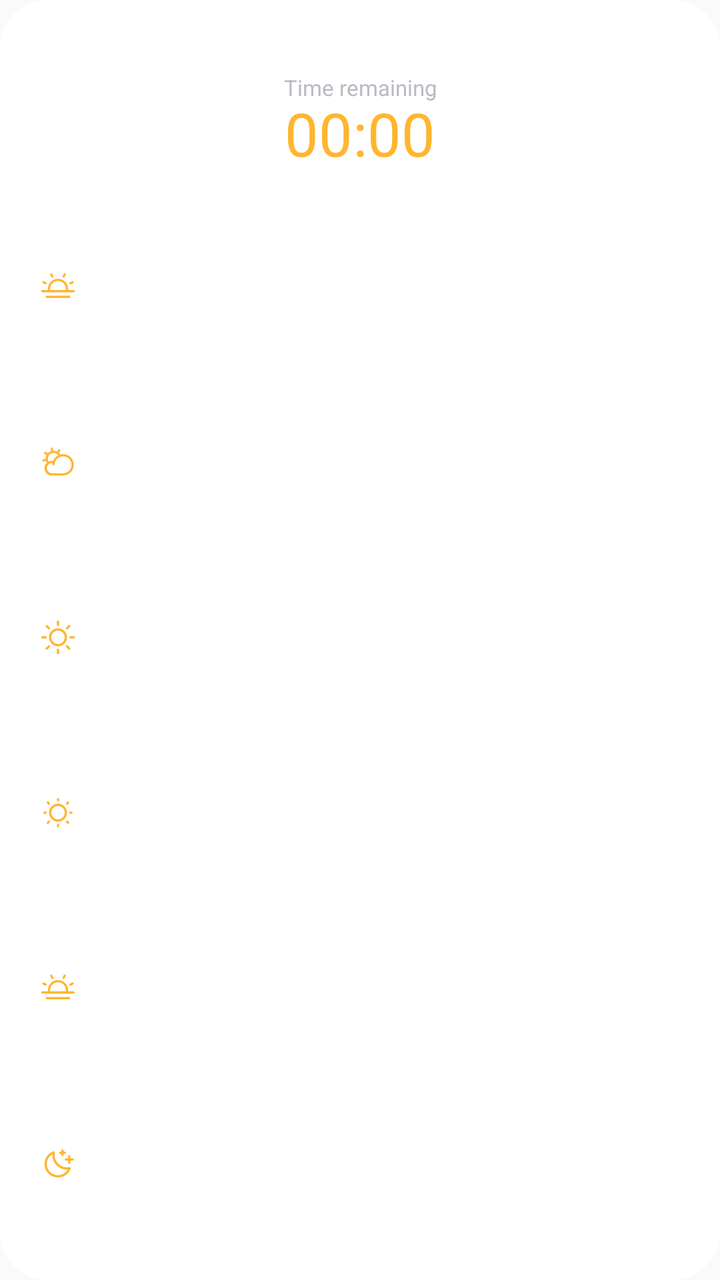
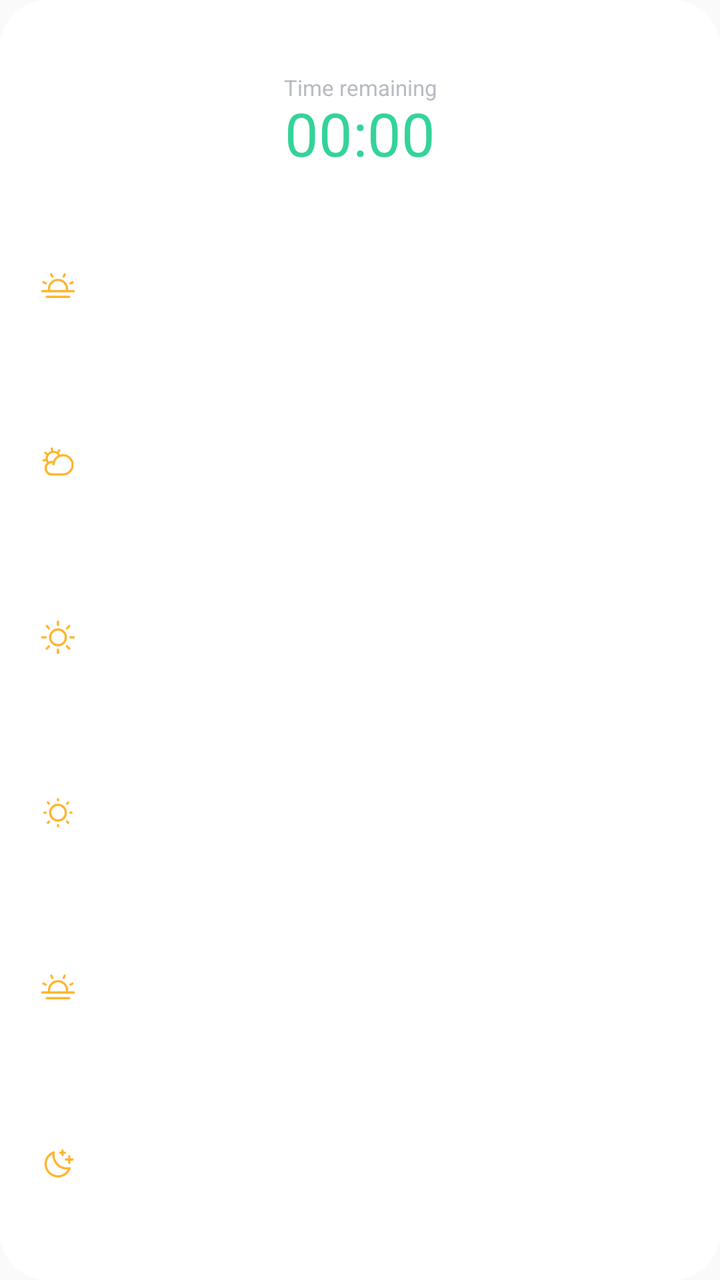

Compare the two renders of this Android layout. The source of the first and the diff that turns it into the second are given below.
<!-- AndroidManifest.xml: application theme AppTheme -->
<!-- res/layout/daily_prayers_agenda.xml -->
<FrameLayout xmlns:android="http://schemas.android.com/apk/res/android" android:id="@+id/widget_container" android:layout_width="match_parent" android:layout_height="match_parent"><ImageView android:id="@+id/widget_background_fill" android:layout_width="match_parent" android:layout_height="match_parent" android:scaleType="fitXY" android:src="@drawable/widget_bg_fill"/><ImageView android:id="@+id/widget_background_border" android:layout_width="match_parent" android:layout_height="match_parent" android:scaleType="fitXY" android:src="@drawable/widget_bg_border"/><LinearLayout android:layout_width="match_parent" android:layout_height="match_parent" android:orientation="vertical" android:padding="14dp"><LinearLayout android:id="@+id/top_section" android:layout_width="match_parent" android:layout_height="wrap_content" android:orientation="vertical"><TextView android:id="@+id/widget_prayer_name" android:layout_width="match_parent" android:layout_height="wrap_content" android:gravity="center" android:text="Next prayer" android:textSize="20sp" android:textColor="#FFFFFF" android:maxLines="1" android:includeFontPadding="false" android:ellipsize="end"/><TextView android:id="@+id/widget_next_after_label" android:layout_width="match_parent" android:layout_height="wrap_content" android:gravity="center" android:text="Time remaining" android:textSize="11sp" android:textColor="#B8BBC2" android:maxLines="1" android:includeFontPadding="false" android:ellipsize="end"/><Chronometer android:id="@+id/widget_countdown" android:layout_width="match_parent" android:layout_height="wrap_content" android:gravity="center" android:text="00:00" android:textSize="30sp" android:textColor="#FFB52E" android:maxLines="1" android:includeFontPadding="false" android:ellipsize="end"/><TextView android:id="@+id/widget_next_prayer_label" android:layout_width="match_parent" android:layout_height="wrap_content" android:gravity="center" android:text="" android:textSize="12sp" android:textColor="#B8BBC2" android:maxLines="1" android:includeFontPadding="false" android:ellipsize="end"/></LinearLayout><LinearLayout android:id="@+id/fajr_item" android:layout_width="match_parent" android:layout_height="0dp" android:layout_weight="1" android:orientation="horizontal" android:gravity="center_vertical"><FrameLayout android:layout_width="30dp" android:layout_height="30dp"><ImageView android:id="@+id/fajr_icon_fill" android:layout_width="match_parent" android:layout_height="match_parent" android:src="@drawable/circle_fill"/><ImageView android:id="@+id/fajr_icon_border" android:layout_width="match_parent" android:layout_height="match_parent" android:src="@drawable/circle_border"/><ImageView android:id="@+id/fajr_icon" android:layout_width="match_parent" android:layout_height="match_parent" android:padding="6dp" android:src="@drawable/ic_fajr"/></FrameLayout><TextView android:id="@+id/fajr_name" android:layout_width="0dp" android:layout_weight="1" android:layout_height="wrap_content" android:paddingStart="10dp" android:textSize="13sp" android:maxLines="1" android:textColor="#FFFFFF"/><TextView android:id="@+id/fajr_time" android:layout_width="wrap_content" android:layout_height="wrap_content" android:textSize="13sp" android:textColor="#B8BBC2"/></LinearLayout><LinearLayout android:id="@+id/ishraq_item" android:layout_width="match_parent" android:layout_height="0dp" android:layout_weight="1" android:orientation="horizontal" android:gravity="center_vertical"><FrameLayout android:layout_width="30dp" android:layout_height="30dp"><ImageView android:id="@+id/ishraq_icon_fill" android:layout_width="match_parent" android:layout_height="match_parent" android:src="@drawable/circle_fill"/><ImageView android:id="@+id/ishraq_icon_border" android:layout_width="match_parent" android:layout_height="match_parent" android:src="@drawable/circle_border"/><ImageView android:id="@+id/ishraq_icon" android:layout_width="match_parent" android:layout_height="match_parent" android:padding="6dp" android:src="@drawable/ic_ishraq"/></FrameLayout><TextView android:id="@+id/ishraq_name" android:layout_width="0dp" android:layout_weight="1" android:layout_height="wrap_content" android:paddingStart="10dp" android:textSize="13sp" android:maxLines="1" android:textColor="#FFFFFF"/><TextView android:id="@+id/ishraq_time" android:layout_width="wrap_content" android:layout_height="wrap_content" android:textSize="13sp" android:textColor="#B8BBC2"/></LinearLayout><LinearLayout android:id="@+id/dhuhr_item" android:layout_width="match_parent" android:layout_height="0dp" android:layout_weight="1" android:orientation="horizontal" android:gravity="center_vertical"><FrameLayout android:layout_width="30dp" android:layout_height="30dp"><ImageView android:id="@+id/dhuhr_icon_fill" android:layout_width="match_parent" android:layout_height="match_parent" android:src="@drawable/circle_fill"/><ImageView android:id="@+id/dhuhr_icon_border" android:layout_width="match_parent" android:layout_height="match_parent" android:src="@drawable/circle_border"/><ImageView android:id="@+id/dhuhr_icon" android:layout_width="match_parent" android:layout_height="match_parent" android:padding="6dp" android:src="@drawable/ic_dhuhr"/></FrameLayout><TextView android:id="@+id/dhuhr_name" android:layout_width="0dp" android:layout_weight="1" android:layout_height="wrap_content" android:paddingStart="10dp" android:textSize="13sp" android:maxLines="1" android:textColor="#FFFFFF"/><TextView android:id="@+id/dhuhr_time" android:layout_width="wrap_content" android:layout_height="wrap_content" android:textSize="13sp" android:textColor="#B8BBC2"/></LinearLayout><LinearLayout android:id="@+id/asr_item" android:layout_width="match_parent" android:layout_height="0dp" android:layout_weight="1" android:orientation="horizontal" android:gravity="center_vertical"><FrameLayout android:layout_width="30dp" android:layout_height="30dp"><ImageView android:id="@+id/asr_icon_fill" android:layout_width="match_parent" android:layout_height="match_parent" android:src="@drawable/circle_fill"/><ImageView android:id="@+id/asr_icon_border" android:layout_width="match_parent" android:layout_height="match_parent" android:src="@drawable/circle_border"/><ImageView android:id="@+id/asr_icon" android:layout_width="match_parent" android:layout_height="match_parent" android:padding="6dp" android:src="@drawable/ic_asr"/></FrameLayout><TextView android:id="@+id/asr_name" android:layout_width="0dp" android:layout_weight="1" android:layout_height="wrap_content" android:paddingStart="10dp" android:textSize="13sp" android:maxLines="1" android:textColor="#FFFFFF"/><TextView android:id="@+id/asr_time" android:layout_width="wrap_content" android:layout_height="wrap_content" android:textSize="13sp" android:textColor="#B8BBC2"/></LinearLayout><LinearLayout android:id="@+id/maghrib_item" android:layout_width="match_parent" android:layout_height="0dp" android:layout_weight="1" android:orientation="horizontal" android:gravity="center_vertical"><FrameLayout android:layout_width="30dp" android:layout_height="30dp"><ImageView android:id="@+id/maghrib_icon_fill" android:layout_width="match_parent" android:layout_height="match_parent" android:src="@drawable/circle_fill"/><ImageView android:id="@+id/maghrib_icon_border" android:layout_width="match_parent" android:layout_height="match_parent" android:src="@drawable/circle_border"/><ImageView android:id="@+id/maghrib_icon" android:layout_width="match_parent" android:layout_height="match_parent" android:padding="6dp" android:src="@drawable/ic_maghrib"/></FrameLayout><TextView android:id="@+id/maghrib_name" android:layout_width="0dp" android:layout_weight="1" android:layout_height="wrap_content" android:paddingStart="10dp" android:textSize="13sp" android:maxLines="1" android:textColor="#FFFFFF"/><TextView android:id="@+id/maghrib_time" android:layout_width="wrap_content" android:layout_height="wrap_content" android:textSize="13sp" android:textColor="#B8BBC2"/></LinearLayout><LinearLayout android:id="@+id/isha_item" android:layout_width="match_parent" android:layout_height="0dp" android:layout_weight="1" android:orientation="horizontal" android:gravity="center_vertical"><FrameLayout android:layout_width="30dp" android:layout_height="30dp"><ImageView android:id="@+id/isha_icon_fill" android:layout_width="match_parent" android:layout_height="match_parent" android:src="@drawable/circle_fill"/><ImageView android:id="@+id/isha_icon_border" android:layout_width="match_parent" android:layout_height="match_parent" android:src="@drawable/circle_border"/><ImageView android:id="@+id/isha_icon" android:layout_width="match_parent" android:layout_height="match_parent" android:padding="6dp" android:src="@drawable/ic_isha"/></FrameLayout><TextView android:id="@+id/isha_name" android:layout_width="0dp" android:layout_weight="1" android:layout_height="wrap_content" android:paddingStart="10dp" android:textSize="13sp" android:maxLines="1" android:textColor="#FFFFFF"/><TextView android:id="@+id/isha_time" android:layout_width="wrap_content" android:layout_height="wrap_content" android:textSize="13sp" android:textColor="#B8BBC2"/></LinearLayout></LinearLayout></FrameLayout>
<!-- resources referenced by this layout -->
<resources>
  <!-- drawable circle_border (drawable) -->
  <?xml version="1.0" encoding="utf-8"?>
  
  <shape xmlns:android="http://schemas.android.com/apk/res/android" android:shape="oval">
      <solid android:color="@android:color/transparent"/>
      <stroke android:width="2dp" android:color="#FFFFFF"/>
  </shape>
  <!-- drawable circle_fill (drawable) -->
  <?xml version="1.0" encoding="utf-8"?>
  
  <shape xmlns:android="http://schemas.android.com/apk/res/android" android:shape="oval">
      <solid android:color="#FFFFFF"/>
  </shape>
  <!-- drawable ic_fajr (drawable) -->
  <?xml version="1.0" encoding="utf-8"?>
  <vector xmlns:android="http://schemas.android.com/apk/res/android" android:width="24dp" android:height="24dp" android:viewportWidth="256" android:viewportHeight="256">
  <path android:fillColor="#FFB52E" android:pathData="M240,152H199.55a73.54,73.54,0,0,0,.45-8,72,72,0,0,0-144,0,73.54,73.54,0,0,0,.45,8H16a8,8,0,0,0,0,16H240a8,8,0,0,0,0-16ZM72,144a56,56,0,1,1,111.41,8H72.59A56.13,56.13,0,0,1,72,144Zm144,56a8,8,0,0,1-8,8H48a8,8,0,0,1,0-16H208A8,8,0,0,1,216,200ZM72.84,43.58a8,8,0,0,1,14.32-7.16l8,16a8,8,0,0,1-14.32,7.16Zm-56,48.84a8,8,0,0,1,10.74-3.57l16,8a8,8,0,0,1-7.16,14.31l-16-8A8,8,0,0,1,16.84,92.42Zm192,15.16a8,8,0,0,1,3.58-10.73l16-8a8,8,0,1,1,7.16,14.31l-16,8a8,8,0,0,1-10.74-3.58Zm-48-55.16,8-16a8,8,0,0,1,14.32,7.16l-8,16a8,8,0,1,1-14.32-7.16Z" />
  </vector>
  <!-- drawable ic_isha (drawable) -->
  <?xml version="1.0" encoding="utf-8"?>
  <vector xmlns:android="http://schemas.android.com/apk/res/android" android:width="24dp" android:height="24dp" android:viewportWidth="256" android:viewportHeight="256">
  <path android:fillColor="#FFB52E" android:pathData="M240,96a8,8,0,0,1-8,8H216v16a8,8,0,0,1-16,0V104H184a8,8,0,0,1,0-16h16V72a8,8,0,0,1,16,0V88h16A8,8,0,0,1,240,96ZM144,56h8v8a8,8,0,0,0,16,0V56h8a8,8,0,0,0,0-16h-8V32a8,8,0,0,0-16,0v8h-8a8,8,0,0,0,0,16Zm72.77,97a8,8,0,0,1,1.43,8A96,96,0,1,1,95.07,37.8a8,8,0,0,1,10.6,9.06A88.07,88.07,0,0,0,209.14,150.33,8,8,0,0,1,216.77,153Zm-19.39,14.88c-1.79.09-3.59.14-5.38.14A104.11,104.11,0,0,1,88,64c0-1.79,0-3.59.14-5.38A80,80,0,1,0,197.38,167.86Z" />
  </vector>
  <!-- drawable ic_maghrib (drawable) -->
  <?xml version="1.0" encoding="utf-8"?>
  <vector xmlns:android="http://schemas.android.com/apk/res/android" android:width="24dp" android:height="24dp" android:viewportWidth="256" android:viewportHeight="256">
  <path android:fillColor="#FFB52E" android:pathData="M240,152H199.55a73.54,73.54,0,0,0,.45-8,72,72,0,0,0-144,0,73.54,73.54,0,0,0,.45,8H16a8,8,0,0,0,0,16H240a8,8,0,0,0,0-16ZM72,144a56,56,0,1,1,111.41,8H72.59A56.13,56.13,0,0,1,72,144Zm144,56a8,8,0,0,1-8,8H48a8,8,0,0,1,0-16H208A8,8,0,0,1,216,200ZM72.84,43.58a8,8,0,0,1,14.32-7.16l8,16a8,8,0,0,1-14.32,7.16Zm-56,48.84a8,8,0,0,1,10.74-3.57l16,8a8,8,0,0,1-7.16,14.31l-16-8A8,8,0,0,1,16.84,92.42Zm192,15.16a8,8,0,0,1,3.58-10.73l16-8a8,8,0,1,1,7.16,14.31l-16,8a8,8,0,0,1-10.74-3.58Zm-48-55.16,8-16a8,8,0,0,1,14.32,7.16l-8,16a8,8,0,1,1-14.32-7.16Z" />
  </vector>
  <!-- drawable widget_bg_border (drawable) -->
  <?xml version="1.0" encoding="utf-8"?>
  
  <shape xmlns:android="http://schemas.android.com/apk/res/android"
      android:shape="rectangle">
      <solid android:color="@android:color/transparent" />
      <stroke android:width="1dp" android:color="#66FFFFFF" />
      <corners android:radius="24dp" />
  </shape>
  <!-- drawable widget_bg_fill (drawable) -->
  <?xml version="1.0" encoding="utf-8"?>
  
  <shape xmlns:android="http://schemas.android.com/apk/res/android"
      android:shape="rectangle">
      <solid android:color="#FFFFFF" />
      <corners android:radius="24dp" />
  </shape>
  <style name="AppTheme" parent="Theme.AppCompat.Light.DarkActionBar">
          
          <item name="colorPrimary">@color/colorPrimary</item>
          <item name="colorPrimaryDark">@color/colorPrimaryDark</item>
          <item name="colorAccent">@color/colorAccent</item>
      </style>
  <!-- unchanged entries left out for length: 3 -->
</resources>

<!-- the commit's change to res/layout/daily_prayers_agenda.xml (unified diff, before → after) -->
@@ -1 +1 @@
-<FrameLayout xmlns:android="http://schemas.android.com/apk/res/android" android:id="@+id/widget_container" android:layout_width="match_parent" android:layout_height="match_parent"><ImageView android:id="@+id/widget_background_fill" android:layout_width="match_parent" android:layout_height="match_parent" android:scaleType="fitXY" android:src="@drawable/widget_bg_fill"/><ImageView android:id="@+id/widget_background_border" android:layout_width="match_parent" android:layout_height="match_parent" android:scaleType="fitXY" android:src="@drawable/widget_bg_border"/><LinearLayout android:layout_width="match_parent" android:layout_height="match_parent" android:orientation="vertical" android:padding="14dp"><LinearLayout android:id="@+id/top_section" android:layout_width="match_parent" android:layout_height="wrap_content" android:orientation="vertical"><TextView android:id="@+id/widget_prayer_name" android:layout_width="match_parent" android:layout_height="wrap_content" android:gravity="center" android:text="Next prayer" android:textSize="20sp" android:textColor="#FFFFFF" android:maxLines="1" android:includeFontPadding="false" android:ellipsize="end"/><TextView android:id="@+id/widget_next_after_label" android:layout_width="match_parent" android:layout_height="wrap_content" android:gravity="center" android:text="Time remaining" android:textSize="11sp" android:textColor="#B8BBC2" android:maxLines="1" android:includeFontPadding="false" android:ellipsize="end"/><Chronometer android:id="@+id/widget_countdown" android:layout_width="match_parent" android:layout_height="wrap_content" android:gravity="center" android:text="00:00" android:textSize="30sp" android:textColor="#FFB52E" android:maxLines="1" android:includeFontPadding="false" android:ellipsize="end"/><TextView android:id="@+id/widget_next_prayer_label" android:layout_width="match_parent" android:layout_height="wrap_content" android:gravity="center" android:text="" android:textSize="12sp" android:textColor="#B8BBC2" android:maxLines="1" android:includeFontPadding="false" android:ellipsize="end"/></LinearLayout><LinearLayout android:id="@+id/fajr_item" android:layout_width="match_parent" android:layout_height="0dp" android:layout_weight="1" android:orientation="horizontal" android:gravity="center_vertical"><FrameLayout android:layout_width="30dp" android:layout_height="30dp"><ImageView android:id="@+id/fajr_icon_fill" android:layout_width="match_parent" android:layout_height="match_parent" android:src="@drawable/circle_fill"/><ImageView android:id="@+id/fajr_icon_border" android:layout_width="match_parent" android:layout_height="match_parent" android:src="@drawable/circle_border"/><ImageView android:id="@+id/fajr_icon" android:layout_width="match_parent" android:layout_height="match_parent" android:padding="6dp" android:src="@drawable/ic_fajr"/></FrameLayout><TextView android:id="@+id/fajr_name" android:layout_width="0dp" android:layout_weight="1" android:layout_height="wrap_content" android:paddingStart="10dp" android:textSize="13sp" android:maxLines="1" android:textColor="#FFFFFF"/><TextView android:id="@+id/fajr_time" android:layout_width="wrap_content" android:layout_height="wrap_content" android:textSize="13sp" android:textColor="#B8BBC2"/></LinearLayout><LinearLayout android:id="@+id/ishraq_item" android:layout_width="match_parent" android:layout_height="0dp" android:layout_weight="1" android:orientation="horizontal" android:gravity="center_vertical"><FrameLayout android:layout_width="30dp" android:layout_height="30dp"><ImageView android:id="@+id/ishraq_icon_fill" android:layout_width="match_parent" android:layout_height="match_parent" android:src="@drawable/circle_fill"/><ImageView android:id="@+id/ishraq_icon_border" android:layout_width="match_parent" android:layout_height="match_parent" android:src="@drawable/circle_border"/><ImageView android:id="@+id/ishraq_icon" android:layout_width="match_parent" android:layout_height="match_parent" android:padding="6dp" android:src="@drawable/ic_ishraq"/></FrameLayout><TextView android:id="@+id/ishraq_name" android:layout_width="0dp" android:layout_weight="1" android:layout_height="wrap_content" android:paddingStart="10dp" android:textSize="13sp" android:maxLines="1" android:textColor="#FFFFFF"/><TextView android:id="@+id/ishraq_time" android:layout_width="wrap_content" android:layout_height="wrap_content" android:textSize="13sp" android:textColor="#B8BBC2"/></LinearLayout><LinearLayout android:id="@+id/dhuhr_item" android:layout_width="match_parent" android:layout_height="0dp" android:layout_weight="1" android:orientation="horizontal" android:gravity="center_vertical"><FrameLayout android:layout_width="30dp" android:layout_height="30dp"><ImageView android:id="@+id/dhuhr_icon_fill" android:layout_width="match_parent" android:layout_height="match_parent" android:src="@drawable/circle_fill"/><ImageView android:id="@+id/dhuhr_icon_border" android:layout_width="match_parent" android:layout_height="match_parent" android:src="@drawable/circle_border"/><ImageView android:id="@+id/dhuhr_icon" android:layout_width="match_parent" android:layout_height="match_parent" android:padding="6dp" android:src="@drawable/ic_dhuhr"/></FrameLayout><TextView android:id="@+id/dhuhr_name" android:layout_width="0dp" android:layout_weight="1" android:layout_height="wrap_content" android:paddingStart="10dp" android:textSize="13sp" android:maxLines="1" android:textColor="#FFFFFF"/><TextView android:id="@+id/dhuhr_time" android:layout_width="wrap_content" android:layout_height="wrap_content" android:textSize="13sp" android:textColor="#B8BBC2"/></LinearLayout><LinearLayout android:id="@+id/asr_item" android:layout_width="match_parent" android:layout_height="0dp" android:layout_weight="1" android:orientation="horizontal" android:gravity="center_vertical"><FrameLayout android:layout_width="30dp" android:layout_height="30dp"><ImageView android:id="@+id/asr_icon_fill" android:layout_width="match_parent" android:layout_height="match_parent" android:src="@drawable/circle_fill"/><ImageView android:id="@+id/asr_icon_border" android:layout_width="match_parent" android:layout_height="match_parent" android:src="@drawable/circle_border"/><ImageView android:id="@+id/asr_icon" android:layout_width="match_parent" android:layout_height="match_parent" android:padding="6dp" android:src="@drawable/ic_asr"/></FrameLayout><TextView android:id="@+id/asr_name" android:layout_width="0dp" android:layout_weight="1" android:layout_height="wrap_content" android:paddingStart="10dp" android:textSize="13sp" android:maxLines="1" android:textColor="#FFFFFF"/><TextView android:id="@+id/asr_time" android:layout_width="wrap_content" android:layout_height="wrap_content" android:textSize="13sp" android:textColor="#B8BBC2"/></LinearLayout><LinearLayout android:id="@+id/maghrib_item" android:layout_width="match_parent" android:layout_height="0dp" android:layout_weight="1" android:orientation="horizontal" android:gravity="center_vertical"><FrameLayout android:layout_width="30dp" android:layout_height="30dp"><ImageView android:id="@+id/maghrib_icon_fill" android:layout_width="match_parent" android:layout_height="match_parent" android:src="@drawable/circle_fill"/><ImageView android:id="@+id/maghrib_icon_border" android:layout_width="match_parent" android:layout_height="match_parent" android:src="@drawable/circle_border"/><ImageView android:id="@+id/maghrib_icon" android:layout_width="match_parent" android:layout_height="match_parent" android:padding="6dp" android:src="@drawable/ic_maghrib"/></FrameLayout><TextView android:id="@+id/maghrib_name" android:layout_width="0dp" android:layout_weight="1" android:layout_height="wrap_content" android:paddingStart="10dp" android:textSize="13sp" android:maxLines="1" android:textColor="#FFFFFF"/><TextView android:id="@+id/maghrib_time" android:layout_width="wrap_content" android:layout_height="wrap_content" android:textSize="13sp" android:textColor="#B8BBC2"/></LinearLayout><LinearLayout android:id="@+id/isha_item" android:layout_width="match_parent" android:layout_height="0dp" android:layout_weight="1" android:orientation="horizontal" android:gravity="center_vertical"><FrameLayout android:layout_width="30dp" android:layout_height="30dp"><ImageView android:id="@+id/isha_icon_fill" android:layout_width="match_parent" android:layout_height="match_parent" android:src="@drawable/circle_fill"/><ImageView android:id="@+id/isha_icon_border" android:layout_width="match_parent" android:layout_height="match_parent" android:src="@drawable/circle_border"/><ImageView android:id="@+id/isha_icon" android:layout_width="match_parent" android:layout_height="match_parent" android:padding="6dp" android:src="@drawable/ic_isha"/></FrameLayout><TextView android:id="@+id/isha_name" android:layout_width="0dp" android:layout_weight="1" android:layout_height="wrap_content" android:paddingStart="10dp" android:textSize="13sp" android:maxLines="1" android:textColor="#FFFFFF"/><TextView android:id="@+id/isha_time" android:layout_width="wrap_content" android:layout_height="wrap_content" android:textSize="13sp" android:textColor="#B8BBC2"/></LinearLayout></LinearLayout></FrameLayout>
+<FrameLayout xmlns:android="http://schemas.android.com/apk/res/android" android:id="@+id/widget_container" android:layout_width="match_parent" android:layout_height="match_parent"><ImageView android:id="@+id/widget_background_fill" android:layout_width="match_parent" android:layout_height="match_parent" android:scaleType="fitXY" android:src="@drawable/widget_bg_fill"/><ImageView android:id="@+id/widget_background_border" android:layout_width="match_parent" android:layout_height="match_parent" android:scaleType="fitXY" android:src="@drawable/widget_bg_border"/><LinearLayout android:layout_width="match_parent" android:layout_height="match_parent" android:orientation="vertical" android:padding="14dp"><LinearLayout android:id="@+id/top_section" android:layout_width="match_parent" android:layout_height="wrap_content" android:orientation="vertical"><TextView android:id="@+id/widget_prayer_name" android:layout_width="match_parent" android:layout_height="wrap_content" android:gravity="center" android:text="Next prayer" android:textSize="20sp" android:textColor="#FFFFFF" android:maxLines="1" android:includeFontPadding="false" android:ellipsize="end"/><TextView android:id="@+id/widget_next_after_label" android:layout_width="match_parent" android:layout_height="wrap_content" android:gravity="center" android:text="Time remaining" android:textSize="11sp" android:textColor="#B8BBC2" android:maxLines="1" android:includeFontPadding="false" android:ellipsize="end"/><Chronometer android:id="@+id/widget_countdown" android:layout_width="match_parent" android:layout_height="wrap_content" android:gravity="center" android:text="00:00" android:textSize="30sp" android:textColor="#34D399" android:maxLines="1" android:includeFontPadding="false" android:ellipsize="end"/><TextView android:id="@+id/widget_next_prayer_label" android:layout_width="match_parent" android:layout_height="wrap_content" android:gravity="center" android:text="" android:textSize="12sp" android:textColor="#B8BBC2" android:maxLines="1" android:includeFontPadding="false" android:ellipsize="end"/></LinearLayout><LinearLayout android:id="@+id/fajr_item" android:layout_width="match_parent" android:layout_height="0dp" android:layout_weight="1" android:orientation="horizontal" android:gravity="center_vertical"><FrameLayout android:layout_width="30dp" android:layout_height="30dp"><ImageView android:id="@+id/fajr_icon_fill" android:layout_width="match_parent" android:layout_height="match_parent" android:src="@drawable/circle_fill"/><ImageView android:id="@+id/fajr_icon_border" android:layout_width="match_parent" android:layout_height="match_parent" android:src="@drawable/circle_border"/><ImageView android:id="@+id/fajr_icon" android:layout_width="match_parent" android:layout_height="match_parent" android:padding="6dp" android:src="@drawable/ic_fajr"/></FrameLayout><TextView android:id="@+id/fajr_name" android:layout_width="0dp" android:layout_weight="1" android:layout_height="wrap_content" android:paddingStart="10dp" android:textSize="13sp" android:maxLines="1" android:textColor="#FFFFFF"/><TextView android:id="@+id/fajr_time" android:layout_width="wrap_content" android:layout_height="wrap_content" android:textSize="13sp" android:textColor="#B8BBC2"/></LinearLayout><LinearLayout android:id="@+id/ishraq_item" android:layout_width="match_parent" android:layout_height="0dp" android:layout_weight="1" android:orientation="horizontal" android:gravity="center_vertical"><FrameLayout android:layout_width="30dp" android:layout_height="30dp"><ImageView android:id="@+id/ishraq_icon_fill" android:layout_width="match_parent" android:layout_height="match_parent" android:src="@drawable/circle_fill"/><ImageView android:id="@+id/ishraq_icon_border" android:layout_width="match_parent" android:layout_height="match_parent" android:src="@drawable/circle_border"/><ImageView android:id="@+id/ishraq_icon" android:layout_width="match_parent" android:layout_height="match_parent" android:padding="6dp" android:src="@drawable/ic_ishraq"/></FrameLayout><TextView android:id="@+id/ishraq_name" android:layout_width="0dp" android:layout_weight="1" android:layout_height="wrap_content" android:paddingStart="10dp" android:textSize="13sp" android:maxLines="1" android:textColor="#FFFFFF"/><TextView android:id="@+id/ishraq_time" android:layout_width="wrap_content" android:layout_height="wrap_content" android:textSize="13sp" android:textColor="#B8BBC2"/></LinearLayout><LinearLayout android:id="@+id/dhuhr_item" android:layout_width="match_parent" android:layout_height="0dp" android:layout_weight="1" android:orientation="horizontal" android:gravity="center_vertical"><FrameLayout android:layout_width="30dp" android:layout_height="30dp"><ImageView android:id="@+id/dhuhr_icon_fill" android:layout_width="match_parent" android:layout_height="match_parent" android:src="@drawable/circle_fill"/><ImageView android:id="@+id/dhuhr_icon_border" android:layout_width="match_parent" android:layout_height="match_parent" android:src="@drawable/circle_border"/><ImageView android:id="@+id/dhuhr_icon" android:layout_width="match_parent" android:layout_height="match_parent" android:padding="6dp" android:src="@drawable/ic_dhuhr"/></FrameLayout><TextView android:id="@+id/dhuhr_name" android:layout_width="0dp" android:layout_weight="1" android:layout_height="wrap_content" android:paddingStart="10dp" android:textSize="13sp" android:maxLines="1" android:textColor="#FFFFFF"/><TextView android:id="@+id/dhuhr_time" android:layout_width="wrap_content" android:layout_height="wrap_content" android:textSize="13sp" android:textColor="#B8BBC2"/></LinearLayout><LinearLayout android:id="@+id/asr_item" android:layout_width="match_parent" android:layout_height="0dp" android:layout_weight="1" android:orientation="horizontal" android:gravity="center_vertical"><FrameLayout android:layout_width="30dp" android:layout_height="30dp"><ImageView android:id="@+id/asr_icon_fill" android:layout_width="match_parent" android:layout_height="match_parent" android:src="@drawable/circle_fill"/><ImageView android:id="@+id/asr_icon_border" android:layout_width="match_parent" android:layout_height="match_parent" android:src="@drawable/circle_border"/><ImageView android:id="@+id/asr_icon" android:layout_width="match_parent" android:layout_height="match_parent" android:padding="6dp" android:src="@drawable/ic_asr"/></FrameLayout><TextView android:id="@+id/asr_name" android:layout_width="0dp" android:layout_weight="1" android:layout_height="wrap_content" android:paddingStart="10dp" android:textSize="13sp" android:maxLines="1" android:textColor="#FFFFFF"/><TextView android:id="@+id/asr_time" android:layout_width="wrap_content" android:layout_height="wrap_content" android:textSize="13sp" android:textColor="#B8BBC2"/></LinearLayout><LinearLayout android:id="@+id/maghrib_item" android:layout_width="match_parent" android:layout_height="0dp" android:layout_weight="1" android:orientation="horizontal" android:gravity="center_vertical"><FrameLayout android:layout_width="30dp" android:layout_height="30dp"><ImageView android:id="@+id/maghrib_icon_fill" android:layout_width="match_parent" android:layout_height="match_parent" android:src="@drawable/circle_fill"/><ImageView android:id="@+id/maghrib_icon_border" android:layout_width="match_parent" android:layout_height="match_parent" android:src="@drawable/circle_border"/><ImageView android:id="@+id/maghrib_icon" android:layout_width="match_parent" android:layout_height="match_parent" android:padding="6dp" android:src="@drawable/ic_maghrib"/></FrameLayout><TextView android:id="@+id/maghrib_name" android:layout_width="0dp" android:layout_weight="1" android:layout_height="wrap_content" android:paddingStart="10dp" android:textSize="13sp" android:maxLines="1" android:textColor="#FFFFFF"/><TextView android:id="@+id/maghrib_time" android:layout_width="wrap_content" android:layout_height="wrap_content" android:textSize="13sp" android:textColor="#B8BBC2"/></LinearLayout><LinearLayout android:id="@+id/isha_item" android:layout_width="match_parent" android:layout_height="0dp" android:layout_weight="1" android:orientation="horizontal" android:gravity="center_vertical"><FrameLayout android:layout_width="30dp" android:layout_height="30dp"><ImageView android:id="@+id/isha_icon_fill" android:layout_width="match_parent" android:layout_height="match_parent" android:src="@drawable/circle_fill"/><ImageView android:id="@+id/isha_icon_border" android:layout_width="match_parent" android:layout_height="match_parent" android:src="@drawable/circle_border"/><ImageView android:id="@+id/isha_icon" android:layout_width="match_parent" android:layout_height="match_parent" android:padding="6dp" android:src="@drawable/ic_isha"/></FrameLayout><TextView android:id="@+id/isha_name" android:layout_width="0dp" android:layout_weight="1" android:layout_height="wrap_content" android:paddingStart="10dp" android:textSize="13sp" android:maxLines="1" android:textColor="#FFFFFF"/><TextView android:id="@+id/isha_time" android:layout_width="wrap_content" android:layout_height="wrap_content" android:textSize="13sp" android:textColor="#B8BBC2"/></LinearLayout></LinearLayout></FrameLayout>
